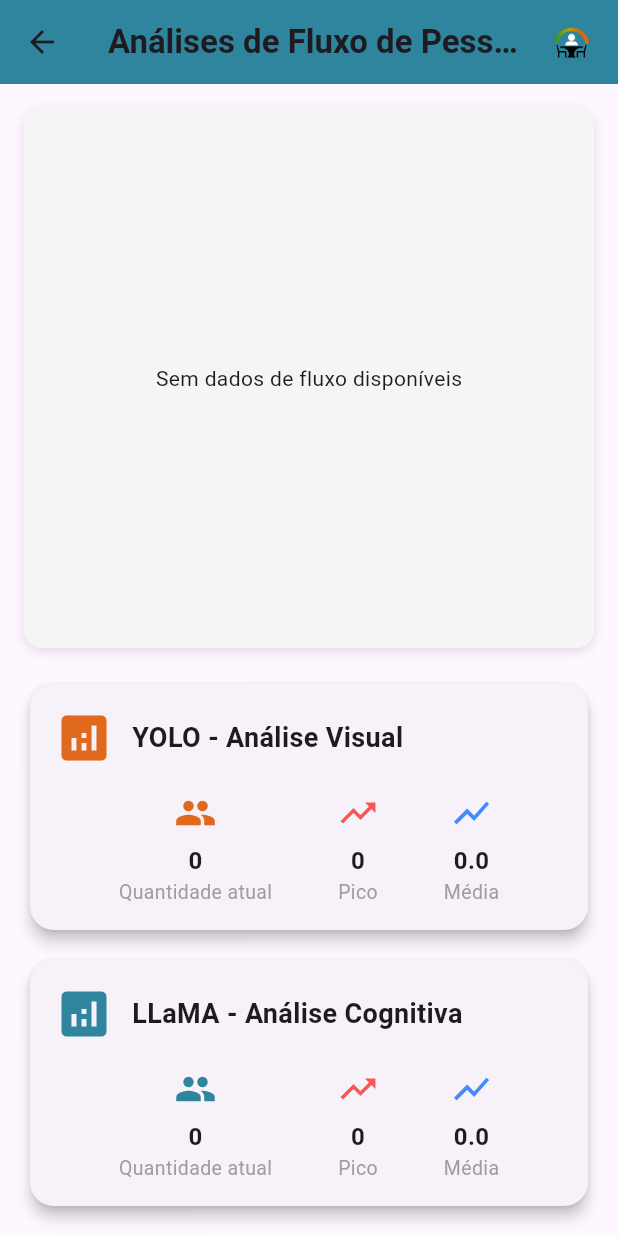
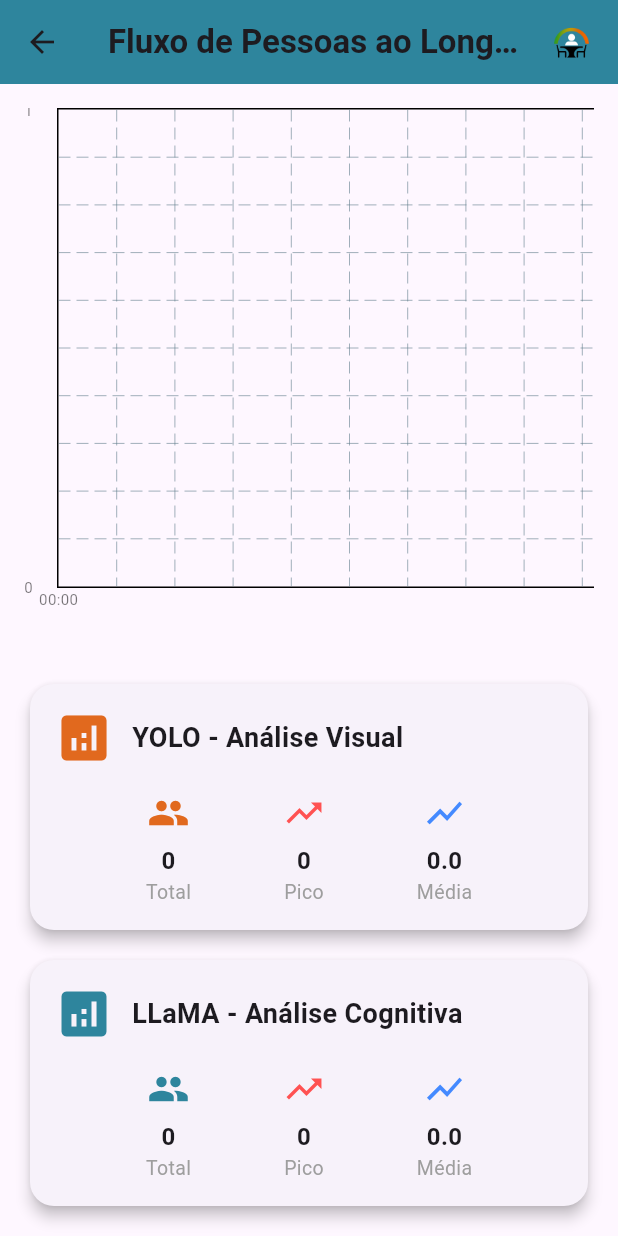
Before and after one commit to luckmigz/TCC, a Flutter app: the HomeDesign screen opened directly with empty values, on a phone screen of 412 x 824 dp. Run offline on Flutter 3.47's test engine with Material 3 defaults, Android fonts, the phone set to English and light mode, and no system bars; drawn by our look-alikes of fl_chart; our stand-ins replace flutter_secure_storage; accounts and stored records are empty; network calls fail.

Commit message:
versão eureka!

```diff
--- a/front_fix/lib/design/home_design.dart
+++ b/front_fix/lib/design/home_design.dart
@@ -1,13 +1,17 @@
 import 'package:flutter/material.dart';
 import 'package:fl_chart/fl_chart.dart';
 import 'dart:math' as math;
+import 'package:intl/intl.dart';
 
 class HomeDesign extends StatelessWidget {
   final Color appBarColor;
-  final Color iconColor;
+  final Color yoloColor;
+  final Color llamaColor;
   final String logoAppBarPath;
 
-  final List<FlSpot> fluxoPessoas;
+  final List<FlSpot> fluxoYolo;
+  final List<FlSpot> fluxoLlama;
+
   final int totalYolo;
   final int picoYolo;
   final double mediaYolo;
@@ -18,9 +22,11 @@ class HomeDesign extends StatelessWidget {
   const HomeDesign({
     super.key,
     this.appBarColor = const Color.fromRGBO(46, 133, 157, 1),
-    this.iconColor = const Color.fromRGBO(225, 105, 30, 1),
+    this.yoloColor = const Color.fromRGBO(225, 105, 30, 1),
+    this.llamaColor = const Color.fromRGBO(46, 133, 157, 1),
     this.logoAppBarPath = "assets/logo.png",
-    required this.fluxoPessoas,
+    required this.fluxoYolo,
+    required this.fluxoLlama,
     required this.totalYolo,
     required this.picoYolo,
     required this.mediaYolo,
@@ -29,53 +35,42 @@ class HomeDesign extends StatelessWidget {
     required this.mediaLlama,
   });
 
-  ({double minX, double maxX, double minY, double maxY}) _calcBounds(List<FlSpot> pts) {
-    if (pts.isEmpty) return (minX: 0, maxX: 1, minY: 0, maxY: 1);
+  // 🔹 Calcula os limites dinâmicos
+  ({double minX, double maxX, double minY, double maxY}) _calcBounds() {
+  final allPoints = [...fluxoYolo, ...fluxoLlama];
+  if (allPoints.isEmpty) return (minX: 0, maxX: 1, minY: 0, maxY: 1);
 
-    double minX = pts.map((p) => p.x).reduce(math.min);
-    double maxX = pts.map((p) => p.x).reduce(math.max);
-    double minY = pts.map((p) => p.y).reduce(math.min);
-    double maxY = pts.map((p) => p.y).reduce(math.max);
+  double minX = allPoints.map((p) => p.x).reduce(math.min);
+  double maxX = allPoints.map((p) => p.x).reduce(math.max);
+  double maxY = allPoints.map((p) => p.y).reduce(math.max);
 
-    // Se o gráfico estiver "achatado", aumentar o range do eixo Y
-    if (maxY == minY) {
-      maxY += 1;
-    }
+  // 🔹 Corrige o último valor do eixo Y para o próximo número redondo acima
+  const double step = 2.0; // 👈 agora é double
+  double maxYAdjusted = ((maxY / step).ceilToDouble() + 1) * step;
 
-    // margem extra para não colar nas bordas
-    final padY = (maxY - minY) * 0.15;
   return (
     minX: minX,
     maxX: maxX,
-      minY: math.max(0, minY - padY),
-      maxY: maxY + padY
+    minY: 0.0,
+    maxY: maxYAdjusted
   );
 }
-
-  double _chooseInterval(double min, double max) {
-    final range = (max - min).abs();
-    if (range <= 5) return 1;
-    if (range <= 10) return 2;
-    if (range <= 25) return 5;
-    if (range <= 50) return 10;
-    return range / 10;
-  }
-
   @override
   Widget build(BuildContext context) {
-    final bounds = _calcBounds(fluxoPessoas);
-
-    debugPrint('📊 Dados recebidos para gráfico: $fluxoPessoas');
-    debugPrint('📉 Bounds calculados: $bounds');
+    final bounds = _calcBounds();
 
     return Scaffold(
       appBar: AppBar(
-        title: const Text("Análises de Fluxo de Pessoas", style: TextStyle(fontWeight: FontWeight.bold)),
+        title: const Text(
+          "Fluxo de Pessoas ao Longo do Tempo",
+          style: TextStyle(fontWeight: FontWeight.bold),
+        ),
         backgroundColor: appBarColor,
         actions: [
           Padding(
             padding: const EdgeInsets.only(right: 16.0),
-            child: Image.asset(logoAppBarPath, height: 45, fit: BoxFit.contain),
+            child:
+                Image.asset(logoAppBarPath, height: 45, fit: BoxFit.contain),
           ),
         ],
       ),
@@ -83,17 +78,14 @@ class HomeDesign extends StatelessWidget {
         padding: const EdgeInsets.all(16.0),
         child: Column(
           children: [
+            // 🔹 Scroll horizontal apenas
             Expanded(
-              child: Container(
-                decoration: BoxDecoration(
-                  color: Colors.grey[100],
-                  borderRadius: BorderRadius.circular(12),
-                  boxShadow: const [BoxShadow(color: Colors.black12, blurRadius: 6, offset: Offset(0, 2))],
-                ),
-                padding: const EdgeInsets.all(12),
-                child: fluxoPessoas.isEmpty
-                    ? const Center(child: Text("Sem dados de fluxo disponíveis"))
-                    : LineChart(
+              child: SingleChildScrollView(
+                scrollDirection: Axis.horizontal,
+                child: SizedBox(
+                  width: math.max(MediaQuery.of(context).size.width,
+                      (fluxoYolo.length * 100).toDouble()),
+                  child: LineChart(
                     LineChartData(
                       minX: bounds.minX,
                       maxX: bounds.maxX,
@@ -105,35 +97,76 @@ class HomeDesign extends StatelessWidget {
                         bottomTitles: AxisTitles(
                           sideTitles: SideTitles(
                             showTitles: true,
-                                interval: 1,
-                                getTitlesWidget: (value, _) => Text(
-                                  value.toInt().toString(),
-                                  style: const TextStyle(fontSize: 10, color: Colors.black54),
-                                ),
+                            reservedSize: 40,
+                            interval: ((bounds.maxX - bounds.minX) / 4)
+                                .clamp(1, 9999999),
+                            getTitlesWidget: (value, _) {
+                              final date = DateTime
+                                  .fromMillisecondsSinceEpoch(
+                                      value.toInt() * 1000);
+                              return Text(
+                                DateFormat.Hm().format(date),
+                                style: const TextStyle(
+                                    fontSize: 10, color: Colors.black54),
+                              );
+                            },
                           ),
                         ),
                         leftTitles: AxisTitles(
                           sideTitles: SideTitles(
                             showTitles: true,
-                                interval: _chooseInterval(bounds.minY, bounds.maxY),
+                            interval: ((bounds.maxY - bounds.minY) / 5)
+                                .clamp(1, 10),
                             getTitlesWidget: (value, _) => Text(
                               value.toInt().toString(),
-                                  style: const TextStyle(fontSize: 10, color: Colors.black54),
+                              style: const TextStyle(
+                                  fontSize: 10, color: Colors.black54),
                             ),
                           ),
                         ),
-                            topTitles: const AxisTitles(sideTitles: SideTitles(showTitles: false)),
-                            rightTitles: const AxisTitles(sideTitles: SideTitles(showTitles: false)),
+                        topTitles: const AxisTitles(
+                            sideTitles: SideTitles(showTitles: false)),
+                        rightTitles: const AxisTitles(
+                            sideTitles: SideTitles(showTitles: false)),
+                      ),
+                      lineTouchData: LineTouchData(
+                        enabled: true,
+                        touchTooltipData: LineTouchTooltipData(
+                          getTooltipItems: (touchedSpots) {
+                            return touchedSpots.map((spot) {
+                              final time =
+                                  DateTime.fromMillisecondsSinceEpoch(
+                                      spot.x.toInt() * 1000);
+                              return LineTooltipItem(
+                                '${DateFormat.Hm().format(time)}\nY: ${spot.y.toStringAsFixed(1)}',
+                                const TextStyle(color: Colors.white),
+                              );
+                            }).toList();
+                          },
+                        ),
                       ),
                       lineBarsData: [
+                        // 🟧 YOLO
                         LineChartBarData(
                           isCurved: true,
-                              color: iconColor,
+                          color: yoloColor,
                           barWidth: 3,
-                              spots: fluxoPessoas,
+                          spots: fluxoYolo,
                           belowBarData: BarAreaData(
                             show: true,
-                                color: iconColor.withValues(alpha: 0.18),
+                            color: yoloColor.withOpacity(0.2),
+                          ),
+                          dotData: const FlDotData(show: true),
+                        ),
+                        // 🔵 LLaMA
+                        LineChartBarData(
+                          isCurved: true,
+                          color: llamaColor,
+                          barWidth: 3,
+                          spots: fluxoLlama,
+                          belowBarData: BarAreaData(
+                            show: true,
+                            color: llamaColor.withOpacity(0.2),
                           ),
                           dotData: const FlDotData(show: true),
                         ),
@@ -142,10 +175,13 @@ class HomeDesign extends StatelessWidget {
                   ),
                 ),
               ),
+            ),
             const SizedBox(height: 20),
+
+            // 🔹 Cards de resumo
             _infoSection(
               title: "YOLO - Análise Visual",
-              color: iconColor,
+              color: yoloColor,
               total: totalYolo,
               pico: picoYolo,
               media: mediaYolo,
@@ -153,7 +189,7 @@ class HomeDesign extends StatelessWidget {
             const SizedBox(height: 12),
             _infoSection(
               title: "LLaMA - Análise Cognitiva",
-              color: appBarColor,
+              color: llamaColor,
               total: totalLlama,
               pico: picoLlama,
               media: mediaLlama,
@@ -173,7 +209,8 @@ class HomeDesign extends StatelessWidget {
   }) {
     return Card(
       elevation: 4,
-      shape: RoundedRectangleBorder(borderRadius: BorderRadius.circular(16)),
+      shape:
+          RoundedRectangleBorder(borderRadius: BorderRadius.circular(16)),
       child: Padding(
         padding: const EdgeInsets.all(16),
         child: Column(
@@ -182,16 +219,30 @@ class HomeDesign extends StatelessWidget {
               children: [
                 Icon(Icons.analytics, size: 40, color: color),
                 const SizedBox(width: 12),
-                Text(title, style: const TextStyle(fontWeight: FontWeight.bold, fontSize: 18)),
+                Text(title,
+                    style: const TextStyle(
+                        fontWeight: FontWeight.bold, fontSize: 18)),
               ],
             ),
             const SizedBox(height: 16),
             Row(
               mainAxisAlignment: MainAxisAlignment.spaceEvenly,
               children: [
-                _infoCard(icon: Icons.people, label: "Quantidade atual", value: "$total", color: color),
-                _infoCard(icon: Icons.trending_up, label: "Pico", value: "$pico", color: Colors.redAccent),
-                _infoCard(icon: Icons.show_chart, label: "Média", value: media.toStringAsFixed(1), color: Colors.blueAccent),
+                _infoCard(
+                    icon: Icons.people,
+                    label: "Total",
+                    value: "$total",
+                    color: color),
+                _infoCard(
+                    icon: Icons.trending_up,
+                    label: "Pico",
+                    value: "$pico",
+                    color: Colors.redAccent),
+                _infoCard(
+                    icon: Icons.show_chart,
+                    label: "Média",
+                    value: media.toStringAsFixed(1),
+                    color: Colors.blueAccent),
               ],
             ),
           ],
@@ -210,8 +261,11 @@ class HomeDesign extends StatelessWidget {
       children: [
         Icon(icon, color: color, size: 28),
         const SizedBox(height: 6),
-        Text(value, style: const TextStyle(fontWeight: FontWeight.bold, fontSize: 16)),
-        Text(label, style: const TextStyle(color: Colors.grey, fontSize: 13)),
+        Text(value,
+            style:
+                const TextStyle(fontWeight: FontWeight.bold, fontSize: 16)),
+        Text(label,
+            style: const TextStyle(color: Colors.grey, fontSize: 13)),
       ],
     );
   }
--- a/front_fix/pubspec.yaml
+++ b/front_fix/pubspec.yaml
@@ -42,6 +42,7 @@ dependencies:
   shared_preferences: ^2.5.3
   flutter_secure_storage: ^9.2.4
   fl_chart: ^1.1.1
+  intl: ^0.20.2
 
 dev_dependencies:
   flutter_test:
```
Also changed, not shown: front_fix/lib/design/perfil_design.dart (+0 -28 lines), front_fix/lib/pages/home_page.dart (+61 -18 lines). Lines whose indentation alone changed are shown as unchanged.
